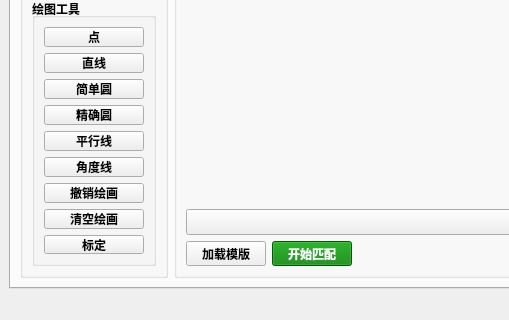
Qt form src/MutiCamApp.ui (NicoleKJ9721/MutiCamApp) before a commit; both pictures show x 0 to 509 and y 419 to 739 of the 1014 by 739 pixel window.
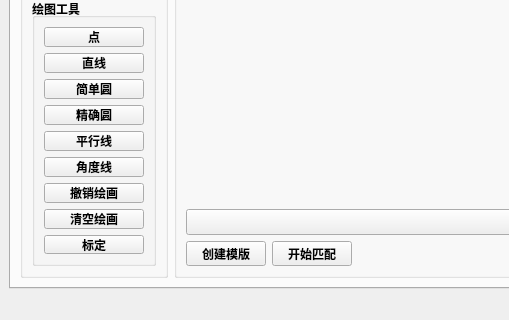
The same form after that commit. The open tabs and pages were chosen to show the change.

Commit message:
refactor(MutiCamApp): 移除未实现功能并优化UI布局
- 移除未实现的"启动相机采集"和"开始检测"功能代码
- 统一模板按钮命名从"加载模版"改为"创建模版"
- 调整UI布局中的拉伸因子和控件顺序
- 清理.gitignore中的参考项目路径

Patch:
```diff
--- a/src/MutiCamApp.ui
+++ b/src/MutiCamApp.ui
@@ -1066,7 +1066,7 @@
                 </size>
                </property>
                <property name="text">
-                <string>加载模版</string>
+                <string>创建模版</string>
                </property>
               </widget>
              </item>
@@ -1078,9 +1078,6 @@
                  <height>25</height>
                 </size>
                </property>
-               <property name="styleSheet">
-                <string>background-color: green; color: white;</string>
-               </property>
                <property name="text">
                 <string>开始匹配</string>
                </property>
```
Left out of the diff: 112 changed lines with no effect on the pictures. The commit also changes 2 other files.
